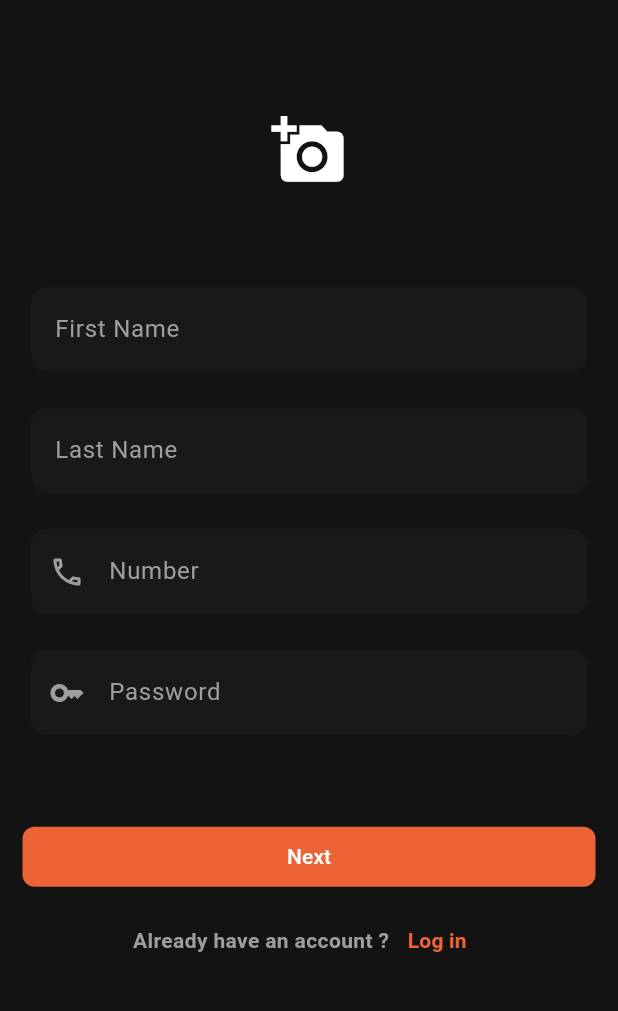
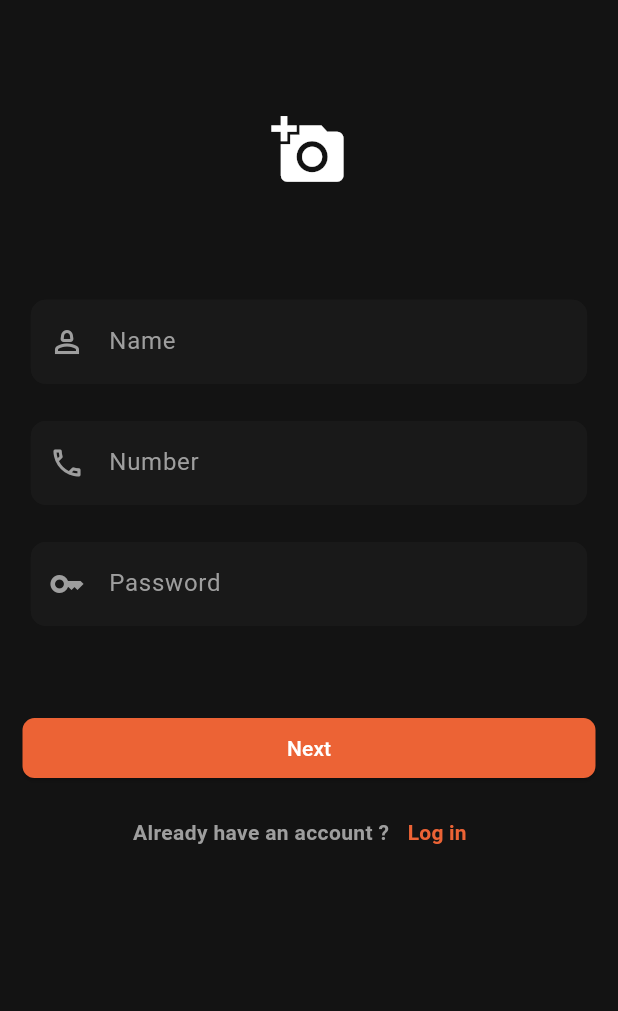
Before and after one commit to Dada6x/SpeedOrder-Mobile-delivery-app, a Flutter app: the SignupPage screen opened directly, on a phone screen of 412 x 824 dp, the part 71-1082 px from its top. Run offline on Flutter 3.47's test engine with Material 3 defaults, Android fonts, the phone set to English and light mode, and no system bars; our stand-ins replace curved_navigation_bar, get, image_picker, like_button, lottie, shared_preferences and 2 more; missing offline and left inert: awesome_icons; accounts and stored records are empty.

Commit message:
checking repo if up to date

```diff
--- a/lib/Auth/SignUpPage.dart
+++ b/lib/Auth/SignUpPage.dart
@@ -53,6 +53,9 @@ class SignUpPageState extends State<SignupPage> {
                   ),
                 ),
               ),
+              SizedBox(
+                height: controller.screenHeight(context) * 0.01,
+              ),
               Padding(
                 padding: EdgeInsets.symmetric(
                     horizontal: controller.screenWidth(context) * 0.05),
@@ -61,7 +64,9 @@ class SignUpPageState extends State<SignupPage> {
                       decoration: InputDecoration(
                           fillColor: Theme.of(context).colorScheme.secondary,
                           filled: true,
-                          hintText: "First Name".tr,
+                          prefixIcon: const Icon(Icons.person_2_outlined),
+                          prefixIconColor: Colors.grey,
+                          hintText: "Name".tr,
                           hintStyle: const TextStyle(color: Colors.grey),
                           enabledBorder: OutlineInputBorder(
                             borderSide: BorderSide(
@@ -77,10 +82,10 @@ class SignUpPageState extends State<SignupPage> {
                           ))),
                 ),
               ),
-              SizedBox(
+              /*SizedBox(
                 height: controller.screenHeight(context) * 0.03,
               ),
-              Padding(
+               Padding(
                 padding: EdgeInsets.symmetric(
                     horizontal: controller.screenWidth(context) * 0.05),
                 child: SizedBox(
@@ -103,7 +108,7 @@ class SignUpPageState extends State<SignupPage> {
                                 const BorderRadius.all(Radius.circular(10)),
                           ))),
                 ),
-              ),
+              ),*/
               SizedBox(
                 height: controller.screenHeight(context) * 0.03,
               ),
--- a/lib/components/credit_card.dart
+++ b/lib/components/credit_card.dart
@@ -2,7 +2,6 @@ import 'package:flutter/material.dart';
 import 'package:get/get.dart';
 import 'package:mamamia_uniproject/Auth/model.dart';
 import 'package:mamamia_uniproject/Controllers/credit_card_controller.dart';
-import 'package:mamamia_uniproject/main_page.dart';
 
 class CreditCard extends StatelessWidget {
   const CreditCard({super.key});
--- a/lib/components/location_dialog.dart
+++ b/lib/components/location_dialog.dart
@@ -1,7 +1,6 @@
 import 'package:flutter/material.dart';
 import 'package:get/get.dart';
 import 'package:mamamia_uniproject/Auth/model.dart';
-import 'package:mamamia_uniproject/main_page.dart';
 
 class LocationDialog extends StatelessWidget {
   const LocationDialog({super.key});
--- a/lib/language/local.dart
+++ b/lib/language/local.dart
@@ -97,8 +97,7 @@ const Map<String, String> arabic = {
   'Our Socials': "تواصل معنا",
   "Welcome !": "اهلا !",
   'Enter your info': "ادخل معلوماتك",
-  "First Name": "الاسم الاول",
-  "Last Name": "الاسم الأخير",
+  "Name": "الاسم",
   "Password": "كلمة السر",
   "Next": "التالي",
   "Already have an account ?": "لديك حساب؟",
```
Also changed, not shown: lib/Controllers/userController.dart (+5 -3 lines).
